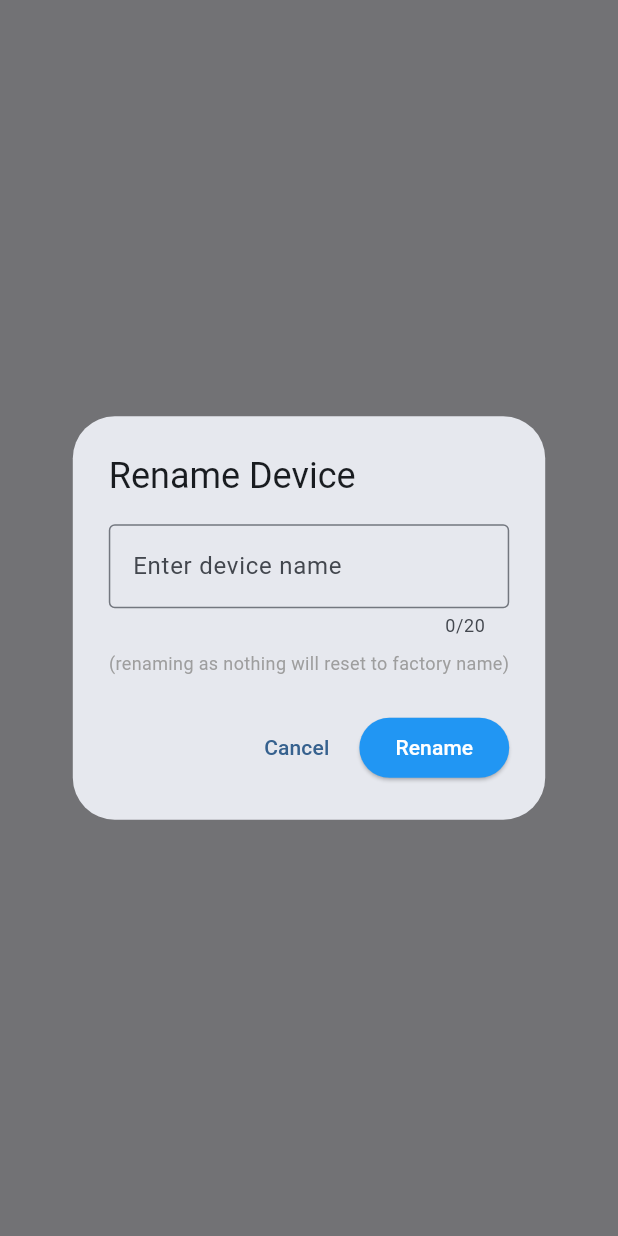
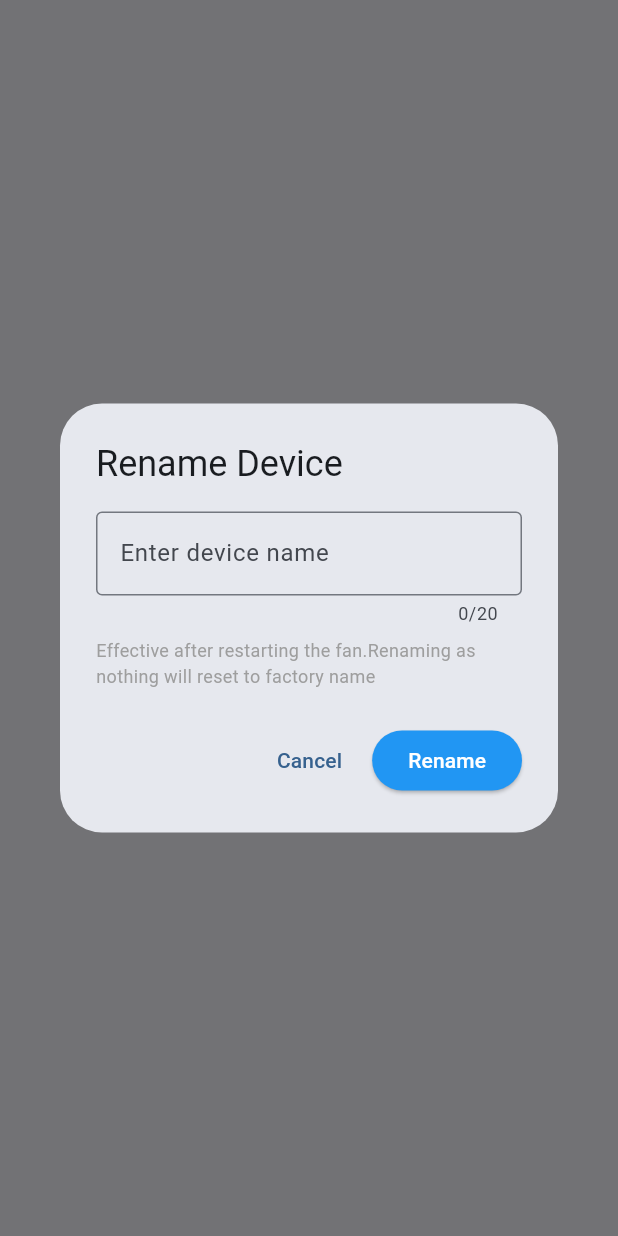
Before and after one commit to vidunithaedirisooriya/stefan_app, a Flutter app: what show() shows on an empty page, opened directly with empty values, on a phone screen of 412 x 824 dp. Run offline on Flutter 3.47's test engine with Material 3 defaults, Android fonts, the phone set to English and light mode, and no system bars; our stand-ins replace flutter_blue_plus, permission_handler, shared_preferences; accounts and stored records are empty.

Commit message:
adding to the rename small text that renaming is effective after restart

```diff
--- a/lib/widgets/device/device_rename_dialog.dart
+++ b/lib/widgets/device/device_rename_dialog.dart
@@ -23,7 +23,7 @@ class DeviceRenameDialog {
               ),
               const SizedBox(height: 8),
               const Text(
-                '(renaming as nothing will reset to factory name)',
+                'Effective after restarting the fan.Renaming as nothing will reset to factory name',
                 style: TextStyle(fontSize: 12, color: Colors.grey),
               ),
             ],
```
